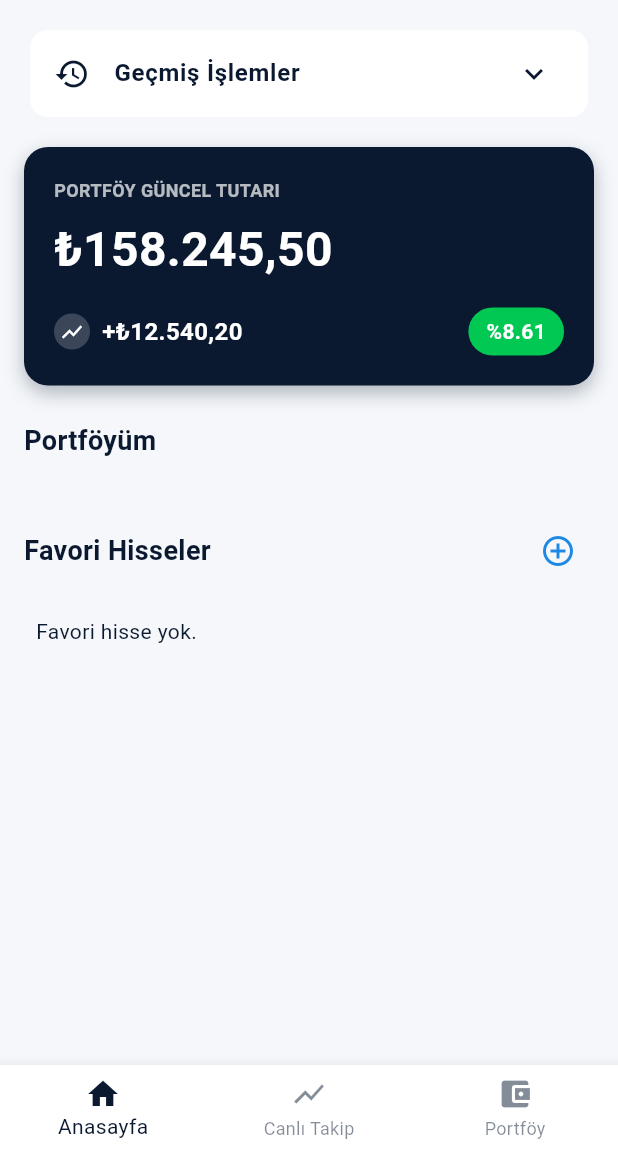
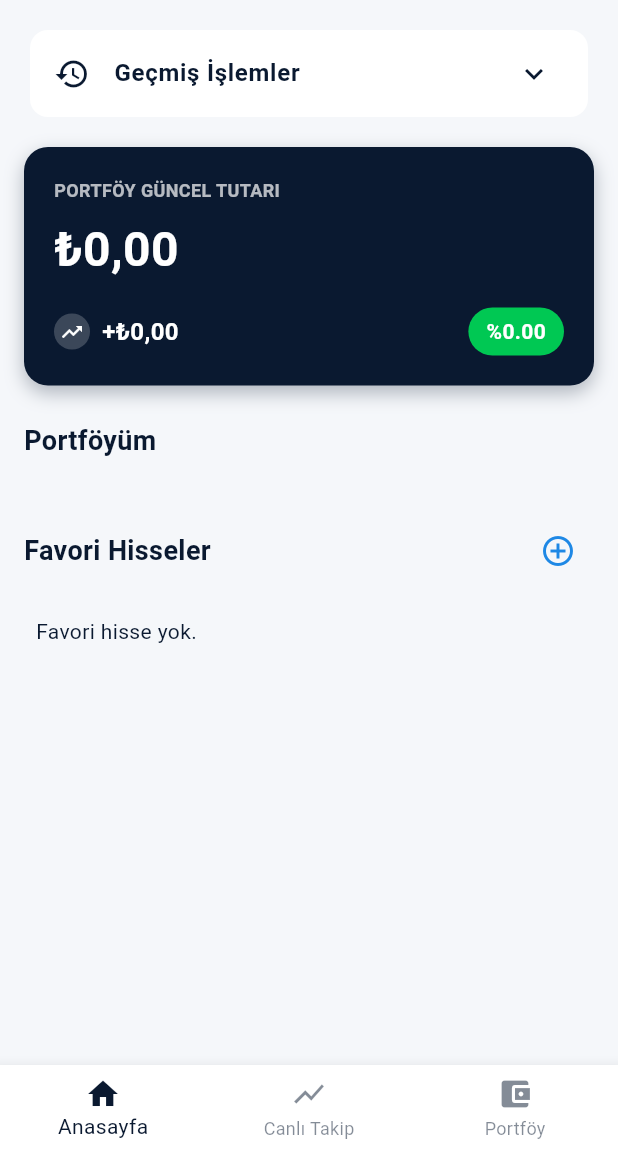
Before and after one commit to AbdullahDoolgun/MyInvest-app, a Flutter app: the screen it shows once a user with an empty profile is signed in, on a phone screen of 412 x 824 dp, the part 84-1236 px from its top. Run offline on Flutter 3.47's test engine with Material 3 defaults, Android fonts, the phone set to English and light mode, and no system bars; our stand-ins replace bloc, equatable, flutter_bloc, supabase_flutter; accounts and stored records are empty; network calls fail.

Commit message:
v0.6.3_Tasarım_Düzeltme

```diff
--- a/lib/blocs/stock/stock_event.dart
+++ b/lib/blocs/stock/stock_event.dart
@@ -24,6 +24,15 @@ class AddPortfolioStock extends StockEvent {
   List<Object> get props => [symbol, quantity, cost];
 }
 
+class RemovePortfolioStock extends StockEvent {
+  final String symbol;
+
+  const RemovePortfolioStock(this.symbol);
+
+  @override
+  List<Object> get props => [symbol];
+}
+
 class AddFavoriteStock extends StockEvent {
   final String symbol;
 
@@ -33,4 +42,13 @@ class AddFavoriteStock extends StockEvent {
   List<Object> get props => [symbol];
 }
 
+class RemoveFavoriteStock extends StockEvent {
+  final String symbol;
+
+  const RemoveFavoriteStock(this.symbol);
+
+  @override
+  List<Object> get props => [symbol];
+}
+
 class RefreshStocks extends StockEvent {}
--- a/lib/blocs/stock/stock_state.dart
+++ b/lib/blocs/stock/stock_state.dart
@@ -25,6 +25,27 @@ class StockLoaded extends StockState {
     this.participationStocks = const [],
     this.lastUpdated,
   });
+
+  double get totalCurrentValue {
+    // Sum of quantity * current price for all items
+    return portfolioItems.fold(0, (sum, item) {
+      return sum + (item.quantity * item.stock.price);
+    });
+  }
+
+  double get totalCost {
+    // Sum of quantity * average cost for all items
+    return portfolioItems.fold(0, (sum, item) {
+      return sum + (item.quantity * item.averageCost);
+    });
+  }
+
+  double get totalProfitLoss => totalCurrentValue - totalCost;
+
+  double get totalProfitLossRate {
+    if (totalCost == 0) return 0;
+    return (totalProfitLoss / totalCost) * 100;
+  }
 
   @override
   List<Object?> get props => [
--- a/lib/data/stock_repository.dart
+++ b/lib/data/stock_repository.dart
@@ -178,6 +178,10 @@ class StockRepository {
     await _supabaseRepo.addToPortfolio(symbol, quantity, cost);
   }
 
+  Future<void> removeFromPortfolio(String symbol) async {
+    await _supabaseRepo.removeFromPortfolio(symbol);
+  }
+
   Future<void> addFavorite(String symbol) async {
     await _supabaseRepo.addFavorite(symbol);
   }
--- a/lib/screens/home_screen.dart
+++ b/lib/screens/home_screen.dart
@@ -83,18 +83,26 @@ class HomeScreen extends StatelessWidget {
                   ),
                   child: BlocBuilder<SettingsCubit, SettingsState>(
                     builder: (context, settingsState) {
-                      const double basePortfolioValue = 158245.50;
-                      const double baseProfitValue = 12540.20;
+                      // Real values from StockBloc state
+                      double portfolioValueInTry = state.totalCurrentValue;
+                      double profitValueInTry = state.totalProfitLoss;
+                      double profitRate = state.totalProfitLossRate;
 
-                      double convertedPortfolio =
-                          basePortfolioValue / settingsState.currency.rateToTry;
-                      double convertedProfit =
-                          baseProfitValue / settingsState.currency.rateToTry;
+                      // Convert to selected currency
+                      double displayPortfolioValue =
+                          portfolioValueInTry /
+                          settingsState.currency.rateToTry;
+                      double displayProfitValue =
+                          profitValueInTry / settingsState.currency.rateToTry;
 
-                      // Use NumberFormat ideally, but toStringAsFixed(2) is fine for now
-                      // Adding commas would be better but requires intl package or custom logic
-                      String pValue = settingsState.currency.format(convertedPortfolio);
-                      String profitValue = "+${settingsState.currency.format(convertedProfit)}";
+                      String pValue = settingsState.currency.format(
+                        displayPortfolioValue,
+                      );
+                      String pProfit = settingsState.currency.format(
+                        displayProfitValue.abs(),
+                      );
+                      String profitString =
+                          "${displayProfitValue >= 0 ? '+' : '-'}$pProfit";
 
                       return Column(
                         crossAxisAlignment: CrossAxisAlignment.start,
@@ -127,22 +135,29 @@ class HomeScreen extends StatelessWidget {
                                   Container(
                                     padding: const EdgeInsets.all(4),
                                     decoration: BoxDecoration(
-                                      color: Theme.of(
-                                        context,
-                                      ).colorScheme.onPrimary.withValues(alpha: 0.2),
+                                      color: Theme.of(context)
+                                          .colorScheme
+                                          .onPrimary
+                                          .withValues(alpha: 0.2),
                                       shape: BoxShape.circle,
                                     ),
                                     child: Icon(
-                                      Icons.show_chart,
-                                      color: Theme.of(context).colorScheme.onPrimary,
+                                      displayProfitValue >= 0
+                                          ? Icons.trending_up
+                                          : Icons.trending_down,
+                                      color: Theme.of(
+                                        context,
+                                      ).colorScheme.onPrimary,
                                       size: 16,
                                     ),
                                   ),
                                   const SizedBox(width: 8),
                                   Text(
-                                    profitValue,
+                                    profitString,
                                     style: TextStyle(
-                                      color: Theme.of(context).colorScheme.onPrimary,
+                                      color: Theme.of(
+                                        context,
+                                      ).colorScheme.onPrimary,
                                       fontWeight: FontWeight.bold,
                                       fontSize: 16,
                                     ),
@@ -155,12 +170,14 @@ class HomeScreen extends StatelessWidget {
                                   vertical: 6,
                                 ),
                                 decoration: BoxDecoration(
-                                  color: AppColors.up,
+                                  color: displayProfitValue >= 0
+                                      ? AppColors.up
+                                      : AppColors.down,
                                   borderRadius: BorderRadius.circular(20),
                                 ),
-                                child: const Text(
-                                  "%8.61",
-                                  style: TextStyle(
+                                child: Text(
+                                  "%${profitRate.toStringAsFixed(2)}",
+                                  style: const TextStyle(
                                     color: Colors.white,
                                     fontWeight: FontWeight.bold,
                                   ),
@@ -261,12 +278,12 @@ class HomeScreen extends StatelessWidget {
               allStocks: state.allStocks,
               title: "Favorilere Ekle",
               onStockSelected: (stock) {
-                 Navigator.pop(context);
-                 context.read<StockBloc>().add(AddFavoriteStock(stock.symbol));
+                Navigator.pop(context);
+                context.read<StockBloc>().add(AddFavoriteStock(stock.symbol));
               },
             );
           }
-           return const Center(child: CircularProgressIndicator());
+          return const Center(child: CircularProgressIndicator());
         },
       ),
     );
```
Also changed, not shown: lib/blocs/stock/stock_bloc.dart (+38 -0 lines), lib/data/supabase_portfolio_repository.dart (+18 -3 lines), lib/screens/portfolio_screen.dart (+78 -13 lines), lib/widgets/portfolio_stock_card.dart (+11 -0 lines).
